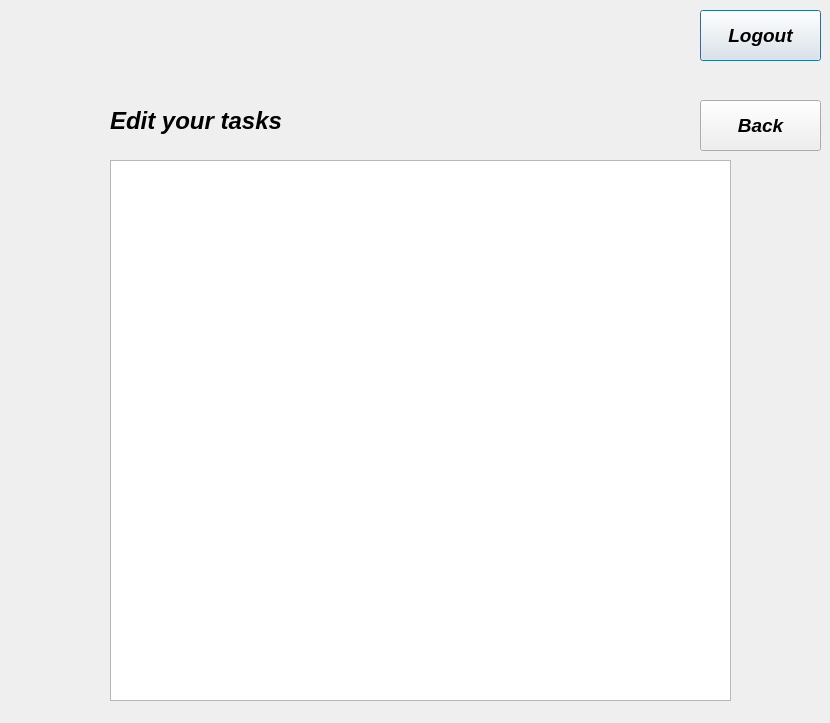
The window that edittask.ui (imtheprince7/Todo-App) describes before a commit, drawn with Qt 5.
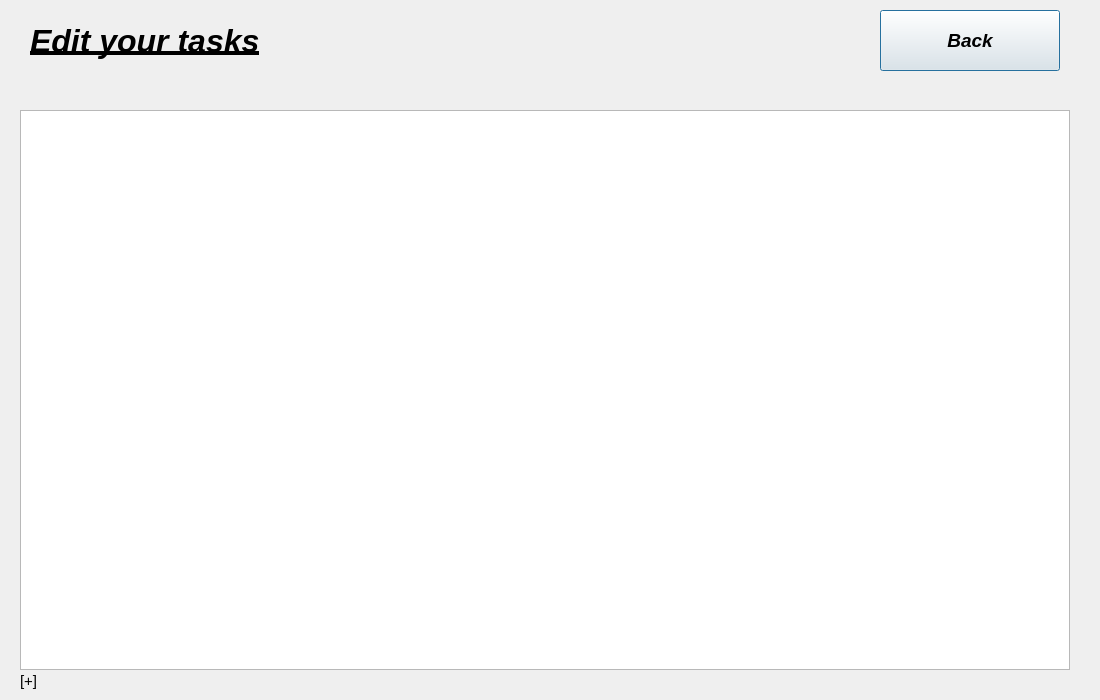
The same window after the commit.

Diff of the .ui file:
```diff
--- a/edittask.ui
+++ b/edittask.ui
@@ -6,69 +6,40 @@
    <rect>
     <x>0</x>
     <y>0</y>
-    <width>830</width>
-    <height>723</height>
+    <width>1100</width>
+    <height>700</height>
    </rect>
   </property>
+  <property name="maximumSize">
+   <size>
+    <width>1100</width>
+    <height>700</height>
+   </size>
+  </property>
   <property name="windowTitle">
    <string>Dialog</string>
   </property>
-  <widget class="QPushButton" name="LogoutButton">
-   <property name="geometry">
-    <rect>
-     <x>700</x>
-     <y>10</y>
-     <width>121</width>
-     <height>51</height>
-    </rect>
-   </property>
-   <property name="maximumSize">
-    <size>
-     <width>150</width>
-     <height>70</height>
-    </size>
-   </property>
-   <property name="font">
-    <font>
-     <pointsize>14</pointsize>
-     <italic>true</italic>
-     <bold>true</bold>
-    </font>
-   </property>
-   <property name="text">
-    <string>Logout</string>
-   </property>
-  </widget>
-  <widget class="QListWidget" name="EditListWidget">
-   <property name="geometry">
-    <rect>
-     <x>110</x>
-     <y>160</y>
-     <width>621</width>
-     <height>541</height>
-    </rect>
-   </property>
-  </widget>
   <widget class="QLabel" name="EditTaskMessageLabel">
    <property name="geometry">
     <rect>
-     <x>110</x>
-     <y>100</y>
-     <width>331</width>
-     <height>41</height>
+     <x>30</x>
+     <y>10</y>
+     <width>341</width>
+     <height>61</height>
     </rect>
    </property>
    <property name="maximumSize">
     <size>
-     <width>350</width>
+     <width>400</width>
      <height>70</height>
     </size>
    </property>
    <property name="font">
     <font>
-     <pointsize>18</pointsize>
+     <pointsize>24</pointsize>
      <italic>true</italic>
      <bold>true</bold>
+     <underline>true</underline>
     </font>
    </property>
    <property name="text">
@@ -78,15 +49,15 @@
   <widget class="QPushButton" name="BackButton">
    <property name="geometry">
     <rect>
-     <x>700</x>
-     <y>100</y>
-     <width>121</width>
-     <height>51</height>
+     <x>880</x>
+     <y>10</y>
+     <width>180</width>
+     <height>61</height>
     </rect>
    </property>
    <property name="maximumSize">
     <size>
-     <width>150</width>
+     <width>180</width>
      <height>70</height>
     </size>
    </property>
@@ -101,6 +72,51 @@
     <string>Back</string>
    </property>
   </widget>
+  <widget class="QLabel" name="connectionMessageLabel">
+   <property name="geometry">
+    <rect>
+     <x>20</x>
+     <y>670</y>
+     <width>200</width>
+     <height>21</height>
+    </rect>
+   </property>
+   <property name="maximumSize">
+    <size>
+     <width>200</width>
+     <height>50</height>
+    </size>
+   </property>
+   <property name="font">
+    <font>
+     <pointsize>11</pointsize>
+    </font>
+   </property>
+   <property name="text">
+    <string>[+]</string>
+   </property>
+  </widget>
+  <widget class="QTableWidget" name="ViewTaskTableWidget">
+   <property name="geometry">
+    <rect>
+     <x>20</x>
+     <y>110</y>
+     <width>1050</width>
+     <height>560</height>
+    </rect>
+   </property>
+   <property name="maximumSize">
+    <size>
+     <width>1050</width>
+     <height>560</height>
+    </size>
+   </property>
+   <property name="font">
+    <font>
+     <pointsize>12</pointsize>
+    </font>
+   </property>
+  </widget>
  </widget>
  <resources/>
  <connections/>
```
